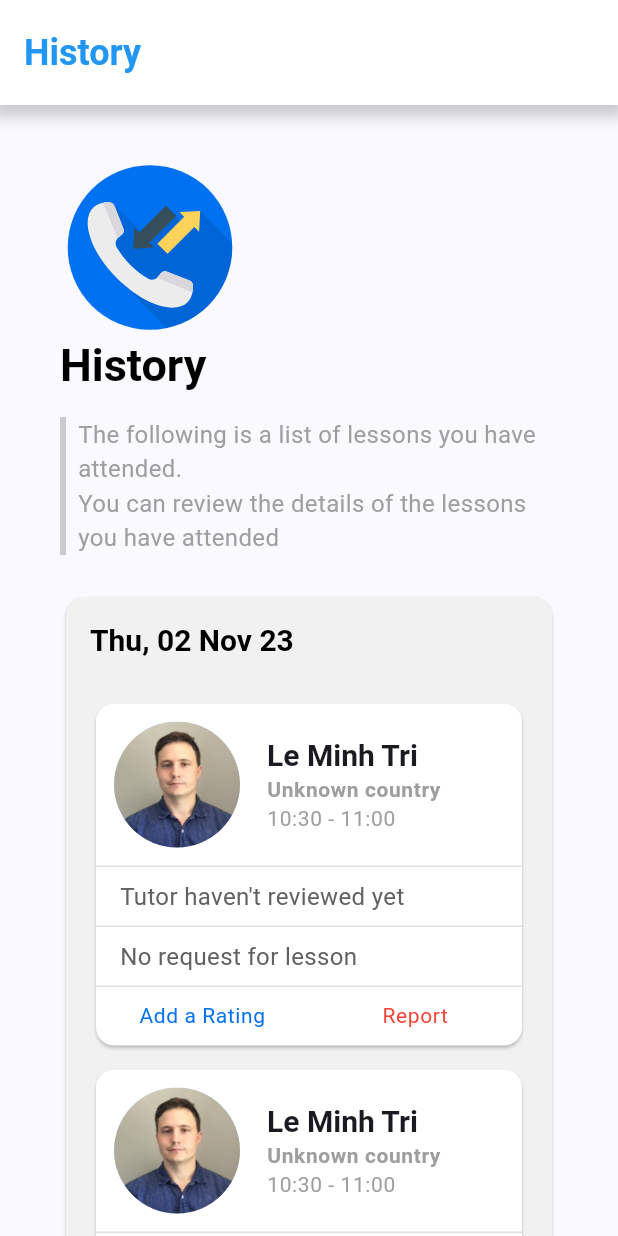
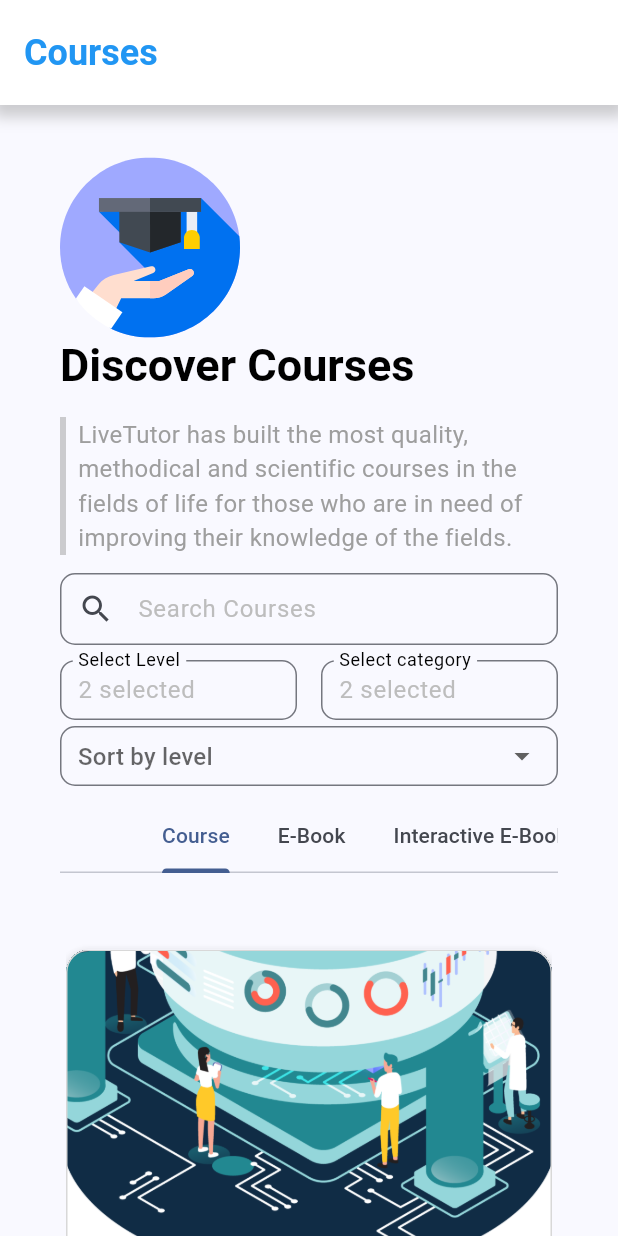
Before and after one commit to lmtri2307/Lettutor, a Flutter app: the screen it shows after launch, on a phone screen of 412 x 824 dp. Run offline on Flutter 3.47's test engine with Material 2 defaults, Android fonts, the phone set to English and light mode, and no system bars; our stand-ins replace chewie, flutter_svg, font_awesome_flutter, multi_select_flutter, video_player; missing offline and left inert: avatars.

Commit message:
CoursePage

```diff
--- /dev/null
+++ b/lib/dummy/book.dart
@@ -0,0 +1,14 @@
+import 'dart:math';
+
+import 'package:lettutor/dummy/level.dart';
+import 'package:lettutor/models/Book.dart';
+
+final bookList = List.generate(
+    5,
+    (index) => Book(
+        level: levelList[Random().nextInt(levelList.length)],
+        description:
+            "For teenagers who have an excellent vocabulary background and brilliant communication skills.",
+        imageUrl:
+            "assets/images/preview_book.jpeg",
+        name: "What a world 1")).toList();
--- /dev/null
+++ b/lib/dummy/course.dart
@@ -0,0 +1,14 @@
+import 'dart:math';
+
+import 'package:lettutor/dummy/lesson.dart';
+import 'package:lettutor/dummy/level.dart';
+import 'package:lettutor/models/Course.dart';
+
+final courseList = List.generate(
+    5,
+    (index) => Course(
+        imageUrl: "assets/images/preview_course.png",
+        name: "Life in the Internet Age",
+        description: "Let's discuss how technology is changing the way we live",
+        lessonList: lessonList.sublist(0, Random().nextInt(lessonList.length)),
+        level: levelList[Random().nextInt(levelList.length)])).toList();
--- /dev/null
+++ b/lib/dummy/level.dart
@@ -0,0 +1,3 @@
+import 'package:lettutor/models/Level.dart';
+
+final levelList = ["Beginner", "Intermediate", "Advanced"].map((e) => Level(name: e)).toList();
--- a/lib/main.dart
+++ b/lib/main.dart
@@ -1,5 +1,6 @@
 import 'package:flutter/material.dart';
 import 'package:lettutor/dummy/tutor.dart';
+import 'package:lettutor/presentation/pages/CoursesPage/CoursesPage.dart';
 import 'package:lettutor/presentation/pages/HistoryPage/HistoryPage.dart';
 import 'package:lettutor/presentation/pages/Home/HomePage.dart';
 import 'package:lettutor/presentation/pages/Login/LoginPage.dart';
@@ -45,7 +46,8 @@ class MyApp extends StatelessWidget {
         useMaterial3: true,
       ),
       home: SafeArea(
-        child: HistoryPage(),
+        child: CoursesPage(),
+        // child: HistoryPage(),
         // child: SchedulePage(),
         // child: TutorPage(tutor: tutorList[0],),
         // child: LoginPage(),
--- /dev/null
+++ b/lib/models/Book.dart
@@ -0,0 +1,14 @@
+import 'package:lettutor/models/Level.dart';
+
+class Book {
+  const Book(
+      {required this.level,
+      required this.description,
+      required this.imageUrl,
+      required this.name});
+
+  final String imageUrl;
+  final String name;
+  final String? description;
+  final Level level;
+}
--- /dev/null
+++ b/lib/models/Course.dart
@@ -0,0 +1,17 @@
+import 'package:lettutor/models/Lesson.dart';
+import 'package:lettutor/models/Level.dart';
+
+class Course {
+  Course(
+      {required this.imageUrl,
+      required this.name,
+      this.description,
+      required this.lessonList,
+      required this.level});
+
+  final String imageUrl;
+  final String name;
+  final String? description;
+  final List<Lesson> lessonList;
+  final Level level;
+}
--- /dev/null
+++ b/lib/models/Level.dart
@@ -0,0 +1,4 @@
+class Level{
+  Level({required this.name});
+  final String name;
+}
--- /dev/null
+++ b/lib/presentation/pages/CoursesPage/BookTabView.dart
@@ -0,0 +1,27 @@
+import 'package:flutter/material.dart';
+import 'package:lettutor/models/Book.dart';
+import 'package:lettutor/presentation/pages/CoursesPage/PreviewCard.dart';
+
+
+class BookTabView extends StatelessWidget {
+  const BookTabView({super.key, required this.bookList});
+
+  final List<Book> bookList;
+
+  @override
+  Widget build(BuildContext context) {
+    return Column(
+      crossAxisAlignment: CrossAxisAlignment.stretch,
+      mainAxisSize: MainAxisSize.min,
+      children: bookList
+          .map((book) => PreviewCard(
+        imageUrl: book.imageUrl,
+        title: book.name,
+        description: book.description,
+        additionalDetail:
+        book.level.name,
+      ))
+          .toList(),
+    );
+  }
+}
--- /dev/null
+++ b/lib/presentation/pages/CoursesPage/CourseFilter.dart
@@ -0,0 +1,116 @@
+import 'package:flutter/material.dart';
+import 'package:multi_select_flutter/multi_select_flutter.dart';
+
+class CourseFilter extends StatelessWidget {
+  const CourseFilter({super.key});
+
+  @override
+  Widget build(BuildContext context) {
+    return Theme(
+        data: Theme.of(context).copyWith(
+            inputDecorationTheme: InputDecorationTheme(
+          isDense: true,
+          border: const OutlineInputBorder(
+            borderSide: BorderSide(color: Colors.grey, width: 2),
+            borderRadius: BorderRadius.all(Radius.circular(10)),
+          ),
+          focusedBorder: const OutlineInputBorder(
+            borderSide: BorderSide(color: Colors.grey, width: 2),
+            borderRadius: BorderRadius.all(Radius.circular(10)),
+          ),
+          labelStyle: const TextStyle(color: Colors.black),
+          hintStyle: TextStyle(color: Colors.grey.shade400),
+        )),
+        child: Wrap(
+          direction: Axis.horizontal,
+          runSpacing: 4,
+          children: [
+            FractionallySizedBox(
+                widthFactor: 0.5,
+                child: Container(
+                    height: 40,
+                    margin: const EdgeInsets.only(right: 8),
+                    child: CourseFilterField(
+                      optionList: const [
+                        "Intermediate",
+                        "Beginner",
+                        "Pre-advanced",
+                        "Upper-Beginner"
+                      ],
+                      label: "Select Level",
+                      getOptionLabel: (option) => option,
+                    ))),
+            FractionallySizedBox(
+                widthFactor: 0.5,
+                child: Container(
+                    height: 40,
+                    margin: const EdgeInsets.only(left: 8),
+                    child: CourseFilterField(
+                      optionList: const [
+                        "Intermediate",
+                        "Beginner",
+                        "Pre-advanced",
+                        "Upper-Beginner"
+                      ],
+                      label: "Select category",
+                      getOptionLabel: (option) => option,
+                    ))),
+            DropdownButtonFormField(
+              decoration: const InputDecoration(
+                  contentPadding: EdgeInsets.all(8),
+                  hintText: "Sort by level"),
+              isExpanded: true,
+              items: ["Level decreasing", "Level ascending"]
+                  .map((e) => DropdownMenuItem(value: e, child: Text(e)))
+                  .toList(),
+              onChanged: (e) {},
+            ),
+          ],
+        ));
+  }
+}
+
+class CourseFilterField<T> extends StatelessWidget {
+  const CourseFilterField(
+      {super.key,
+      required this.label,
+      required this.optionList,
+      required this.getOptionLabel});
+
+  final String label;
+  final List<T> optionList;
+  final String Function(T option) getOptionLabel;
+
+  @override
+  Widget build(BuildContext context) {
+    final selectedOptions = optionList.sublist(0, 2);
+
+    return TextFormField(
+      readOnly: true,
+      decoration: InputDecoration(
+        contentPadding: const EdgeInsets.all(8),
+        labelText: label,
+        floatingLabelBehavior: selectedOptions.isNotEmpty
+            ? FloatingLabelBehavior.always
+            : FloatingLabelBehavior.never,
+        hintText: "${selectedOptions.length} selected",
+      ),
+      onTap: () async {
+        await showDialog(
+          context: context,
+          builder: (ctx) {
+            return MultiSelectDialog(
+              title: Text(label),
+              items: optionList
+                  .map((option) =>
+                      MultiSelectItem(option, getOptionLabel(option)))
+                  .toList(),
+              initialValue: selectedOptions,
+              onConfirm: (values) {},
+            );
+          },
+        );
+      },
+    );
+  }
+}
--- /dev/null
+++ b/lib/presentation/pages/CoursesPage/CourseTabView.dart
@@ -0,0 +1,27 @@
+import 'package:flutter/material.dart';
+import 'package:lettutor/models/Course.dart';
+import 'package:lettutor/presentation/pages/CoursesPage/PreviewCard.dart';
+
+
+class CourseTabView extends StatelessWidget {
+  const CourseTabView({super.key, required this.courseList});
+
+  final List<Course> courseList;
+
+  @override
+  Widget build(BuildContext context) {
+    return Column(
+      crossAxisAlignment: CrossAxisAlignment.stretch,
+      mainAxisSize: MainAxisSize.min,
+      children: courseList
+          .map((course) => PreviewCard(
+                imageUrl: course.imageUrl,
+                title: course.name,
+                description: course.description,
+                additionalDetail:
+                    '${course.level.name} • ${course.lessonList.length} lessons',
+              ))
+          .toList(),
+    );
+  }
+}
--- /dev/null
+++ b/lib/presentation/pages/CoursesPage/CoursesPage.dart
@@ -0,0 +1,101 @@
+import 'package:flutter/material.dart';
+import 'package:flutter_svg/flutter_svg.dart';
+import 'package:lettutor/dummy/book.dart';
+import 'package:lettutor/dummy/course.dart';
+import 'package:lettutor/presentation/pages/CoursesPage/BookTabView.dart';
+import 'package:lettutor/presentation/pages/CoursesPage/CourseFilter.dart';
+import 'package:lettutor/presentation/pages/CoursesPage/CourseTabView.dart';
+import 'package:lettutor/presentation/widgets/MySearchBar/SearchBar.dart';
+import 'package:lettutor/presentation/widgets/PageAppBar/PageAppBar.dart';
+import 'package:lettutor/presentation/widgets/PageOverview/PageOverview.dart';
+
+class CoursesPage extends StatelessWidget {
+  const CoursesPage({super.key});
+
+  @override
+  Widget build(BuildContext context) {
+    return Scaffold(
+      appBar: const PageAppBar(
+        type: AppBarType.main,
+        title: "Courses",
+      ),
+      body: DefaultTabController(
+        length: 3,
+        child: NestedScrollView(
+          headerSliverBuilder: (context, innerBoxIsScrolled) => [
+            SliverList(
+                delegate: SliverChildListDelegate([
+              Padding(
+                padding:
+                    const EdgeInsets.symmetric(horizontal: 10, vertical: 35),
+                child: Column(
+                  crossAxisAlignment: CrossAxisAlignment.stretch,
+                  mainAxisSize: MainAxisSize.min,
+                  children: [
+                    PageOverview(
+                      image: SvgPicture.asset("assets/images/course.svg"),
+                      title: "Discover Courses",
+                      overview:
+                          "LiveTutor has built the most quality, methodical and scientific courses in the fields of life for those who are in need of improving their knowledge of the fields.",
+                    ),
+                    const SizedBox(
+                      height: 12,
+                    ),
+                    const Padding(
+                        padding: EdgeInsets.symmetric(horizontal: 30.0),
+                        child: Column(
+                          mainAxisSize: MainAxisSize.min,
+                          crossAxisAlignment: CrossAxisAlignment.stretch,
+                          children: [
+                            MySearchBar(
+                              hintText: "Search Courses",
+                            ),
+                            SizedBox(
+                              height: 10,
+                            ),
+                            CourseFilter(),
+                            SizedBox(
+                              height: 10,
+                            ),
+                            TabBar(
+                              isScrollable: true,
+                              tabs: [
+                                Tab(text: 'Course'),
+                                Tab(text: 'E-Book'),
+                                Tab(text: 'Interactive E-Book'),
+                              ],
+                            ),
+                          ],
+                        )),
+                  ],
+                ),
+              ),
+            ]))
+          ],
+          // physics: NeverScrollableScrollPhysics(),
+          body: Padding(
+            padding: const EdgeInsets.symmetric(horizontal: 44.0),
+            child: ScrollConfiguration(
+              behavior:
+                  ScrollConfiguration.of(context).copyWith(scrollbars: false),
+              child: TabBarView(
+                // physics: NeverScrollableScrollPhysics(),
+                children: [
+                  SingleChildScrollView(
+                      child: CourseTabView(
+                    courseList: courseList,
+                  )),
+                  SingleChildScrollView(
+                      child: BookTabView(
+                    bookList: bookList,
+                  )),
+                  const Text('Interactive E-Book'),
+                ],
+              ),
+            ),
+          ),
+        ),
+      ),
+    );
+  }
+}
--- /dev/null
+++ b/lib/presentation/pages/CoursesPage/PreviewCard.dart
@@ -0,0 +1,71 @@
+import 'package:flutter/material.dart';
+
+class PreviewCard extends StatelessWidget {
+  const PreviewCard(
+      {super.key,
+      required this.imageUrl,
+      required this.title,
+      this.description,
+      this.additionalDetail});
+
+  final String imageUrl;
+  final String title;
+  final String? description;
+  final String? additionalDetail;
+
+  @override
+  Widget build(BuildContext context) {
+    return Card(
+      shape: RoundedRectangleBorder(
+        side: const BorderSide(
+            width: 1, color: Color.fromARGB(255, 216, 216, 216)),
+        borderRadius: BorderRadius.circular(15.0),
+      ),
+      margin: const EdgeInsets.symmetric(vertical: 16),
+      clipBehavior: Clip.hardEdge,
+      elevation: 5,
+      shadowColor: Colors.grey,
+      surfaceTintColor: Colors.white,
+      child: Column(
+        crossAxisAlignment: CrossAxisAlignment.stretch,
+        children: [
+          Image.asset(
+            imageUrl,
+            height: 200,
+            fit: BoxFit.cover,
+          ),
+          Padding(
+            padding: const EdgeInsets.only(top: 40, left: 24, bottom: 12),
+            child: Column(
+              crossAxisAlignment: CrossAxisAlignment.start,
+              children: [
+                Text(
+                  title,
+                  style: Theme.of(context)
+                      .textTheme
+                      .bodySmall
+                      ?.copyWith(fontWeight: FontWeight.bold),
+                ),
+                const SizedBox(
+                  height: 8,
+                ),
+                Text(
+                  description ?? "",
+                  style: Theme.of(context).textTheme.bodySmall?.copyWith(
+                      fontWeight: FontWeight.w400, color: Colors.grey),
+                ),
+                const SizedBox(
+                  height: 32,
+                ),
+                Text(
+                  additionalDetail ?? "",
+                  style: Theme.of(context).textTheme.bodySmall,
+                ),
+              ],
+            ),
+          )
+        ],
+      ),
+    );
+  }
+}
--- a/lib/presentation/pages/HistoryPage/HistoryLessonCard.dart
+++ b/lib/presentation/pages/HistoryPage/HistoryLessonCard.dart
@@ -32,8 +32,10 @@ class HistoryLessonCard extends StatelessWidget {
                   top: BorderSide(width: 1, color: Colors.grey.shade300)),
             ),
             alignment: Alignment.centerLeft,
-            child: Text("Tutor haven't reviewed yet",
-                style: TextStyle(color: Colors.grey.shade700)),
+            child: Text(
+              "No request for lesson",
+              style: TextStyle(color: Colors.grey.shade700),
+            ),
           ),
           Container(
             height: 40,
@@ -43,10 +45,8 @@ class HistoryLessonCard extends StatelessWidget {
                   top: BorderSide(width: 1, color: Colors.grey.shade300)),
             ),
             alignment: Alignment.centerLeft,
-            child: Text(
-              "No request for lesson",
-              style: TextStyle(color: Colors.grey.shade700),
-            ),
+            child: Text("Tutor haven't reviewed yet",
+                style: TextStyle(color: Colors.grey.shade700)),
           ),
           Container(
             height: 40,
--- /dev/null
+++ b/lib/presentation/widgets/MySearchBar/SearchBar.dart
@@ -0,0 +1,23 @@
+import 'package:flutter/material.dart';
+
+class MySearchBar extends StatelessWidget {
+  const MySearchBar({super.key, this.hintText});
+
+  final String? hintText;
+
+  @override
+  Widget build(BuildContext context) {
+    return TextField(
+      onSubmitted: (value) {},
+      decoration: InputDecoration(
+        contentPadding: const EdgeInsets.only(right: 24),
+        hintStyle: TextStyle(color: Colors.grey[400]),
+        hintText: hintText,
+        prefixIcon: const Icon(Icons.search),
+        border: const OutlineInputBorder(
+            borderSide: BorderSide(color: Colors.grey, width: 2),
+            borderRadius: BorderRadius.all(Radius.circular(10))),
+      ),
+    );
+  }
+}
--- a/pubspec.yaml
+++ b/pubspec.yaml
@@ -42,6 +42,7 @@ dependencies:
 #  better_player: ^0.0.83
   chewie: ^1.7.1
   intl: ^0.18.1
+  multi_select_flutter: ^4.1.3
 dev_dependencies:
   flutter_test:
     sdk: flutter
```
Also changed, not shown: assets/images/course.svg (added), assets/images/preview_book.jpeg (added), assets/images/preview_course.png (added), pubspec.lock.
